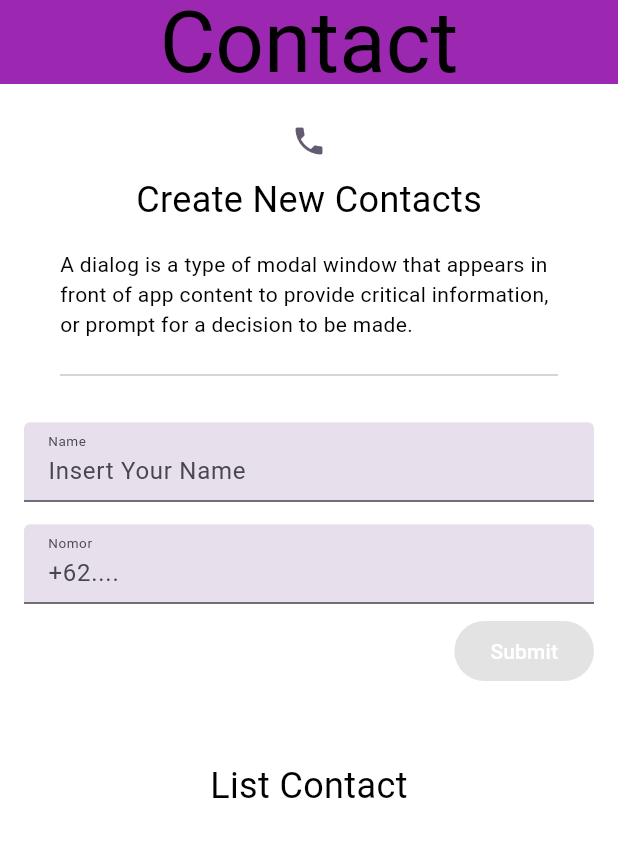
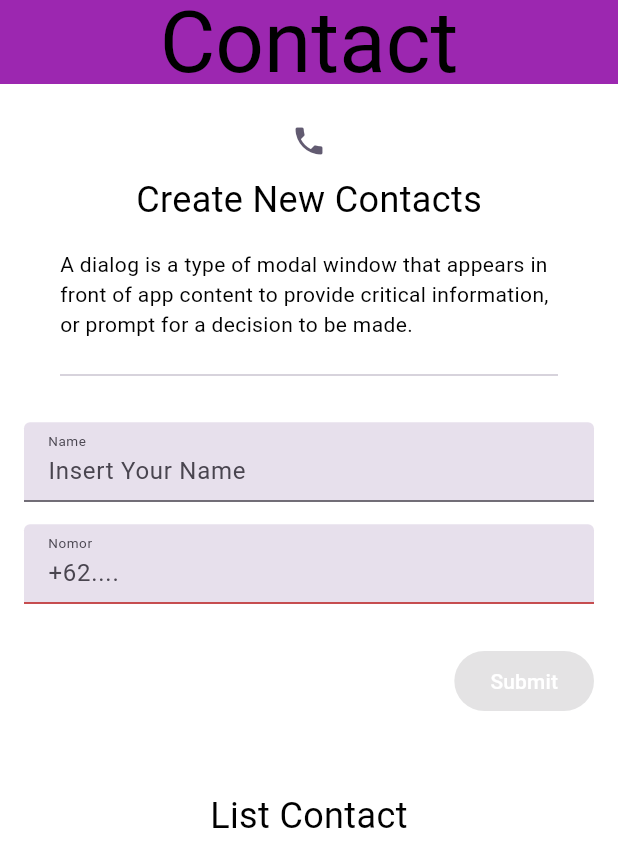
Before and after one commit to rakafajars/contact-app-kampus-merdeka, a Flutter app: the screen it shows after launch, on a phone screen of 412 x 824 dp. Shown: the top 867 px of the screen. Run offline on Flutter 3.47's test engine with Material 2 defaults, Android fonts, the phone set to English and light mode, and no system bars; our stand-ins replace google_fonts.

Commit message:
Add Provider

```diff
--- a/lib/main.dart
+++ b/lib/main.dart
@@ -1,8 +1,35 @@
+import 'package:contact_app/page/contact_page/contact_provider_page.dart';
+import 'package:contact_app/page/contact_page/detail_contact_page.dart';
 import 'package:contact_app/page/contact_page/splash_screen_page.dart';
+import 'package:contact_app/provider/button_submit_change_notifier.dart';
+import 'package:contact_app/provider/form_phone_change_notifier.dart';
+import 'package:contact_app/provider/form_username_change_notifier.dart';
 import 'package:flutter/material.dart';
+import 'package:provider/provider.dart';
+
+class RoutedNamed {
+  static const splashScreen = '/';
+  static const contact = '/contact';
+  static const contactDetail = '/contact-detail';
+}
 
 void main() {
-  runApp(const MyApp());
+  runApp(
+    MultiProvider(
+      providers: [
+        ChangeNotifierProvider(
+          create: (_) => FormUsernameChangeNotifier(),
+        ),
+        ChangeNotifierProvider(
+          create: (_) => FormPhoneChangeNotifier(),
+        ),
+        ChangeNotifierProvider(
+          create: (_) => ButtonSubmitChangeNotifier(),
+        ),
+      ],
+      child: const MyApp(),
+    ),
+  );
 }
 
 class MyApp extends StatelessWidget {
@@ -17,7 +44,13 @@ class MyApp extends StatelessWidget {
         colorScheme: ColorScheme.fromSeed(seedColor: Colors.deepPurple),
         useMaterial3: true,
       ),
-      home: const SplashScreenPage(),
+      // home: const SplashScreenPage(),
+      initialRoute: RoutedNamed.splashScreen,
+      routes: {
+        RoutedNamed.splashScreen: (_) => const SplashScreenPage(),
+        RoutedNamed.contact: (_) => const ContactProviderPage(),
+        RoutedNamed.contactDetail: (_) => DetailContactPage()
+      },
     );
   }
 }
--- a/lib/model/contact_model.dart
+++ b/lib/model/contact_model.dart
@@ -3,10 +3,12 @@ class ContactModel {
   final String phone;
   final String? umur;
   final bool isEdited;
+  int? index;
 
   ContactModel({
     required this.name,
     required this.phone,
+    this.index,
     this.umur,
     this.isEdited = false,
   });
--- /dev/null
+++ b/lib/page/contact_page/contact_provider_page.dart
@@ -0,0 +1,145 @@
+import 'package:contact_app/main.dart';
+import 'package:contact_app/model/contact_model.dart';
+import 'package:contact_app/page/contact_page/detail_contact_page.dart';
+import 'package:contact_app/page/contact_page/widget/header_contact_page.dart';
+import 'package:contact_app/provider/button_submit_change_notifier.dart';
+import 'package:contact_app/provider/form_phone_change_notifier.dart';
+import 'package:contact_app/provider/form_username_change_notifier.dart';
+import 'package:contact_app/theme/theme_color.dart';
+import 'package:contact_app/theme/theme_text_style.dart';
+import 'package:contact_app/widget/button_widget.dart';
+import 'package:contact_app/widget/text_field_widget.dart';
+import 'package:flutter/material.dart';
+import 'package:provider/provider.dart';
+
+class ContactProviderPage extends StatelessWidget {
+  const ContactProviderPage({super.key});
+
+  @override
+  Widget build(BuildContext context) {
+    final formUsernameProvider =
+        Provider.of<FormUsernameChangeNotifier>(context);
+    final formPasswordProvider = Provider.of<FormPhoneChangeNotifier>(context);
+    final buttonSubmitProvider =
+        Provider.of<ButtonSubmitChangeNotifier>(context);
+    return Scaffold(
+      backgroundColor: ThemeColor().whiteColor,
+      appBar: AppBar(
+        backgroundColor: Colors.purple,
+        title: Text(
+          'Contact',
+          style: ThemeTextStyle().m3DisplayLarge,
+        ),
+        centerTitle: true,
+      ),
+      body: ListView(
+        children: [
+          const HeaderContactPage(),
+          TextFieldWidget(
+            label: formUsernameProvider.labelUsername,
+            hintText: 'Insert Your Name',
+            controller: formUsernameProvider.nameController,
+            errorText: formUsernameProvider.messageErrorNameValue,
+            onChanged: (val) {
+              formUsernameProvider.nameOnChanged(val);
+            },
+          ),
+          TextFieldWidget(
+            label: 'Nomor',
+            hintText: '+62....',
+            controller: formPasswordProvider.phoneController,
+            textInputType: TextInputType.phone,
+            errorText: formPasswordProvider.messageErrorPhone,
+            onChanged: (val) {
+              formPasswordProvider.validationPhone(val);
+            },
+          ),
+          Padding(
+            padding: const EdgeInsets.only(right: 16),
+            child: Row(
+              mainAxisAlignment: MainAxisAlignment.end,
+              children: [
+                ButtonWidget(
+                  title: 'Submit',
+                  onPressed: formUsernameProvider.nameValue.isNotEmpty &&
+                          formPasswordProvider.phoenValue.isNotEmpty
+                      ? () {
+                          buttonSubmitProvider.addContact(
+                            name: formUsernameProvider.nameValue,
+                            phone: formPasswordProvider.phoenValue,
+                          );
+                        }
+                      : null,
+                ),
+              ],
+            ),
+          ),
+          const SizedBox(height: 49),
+          Text(
+            'List Contact',
+            style: ThemeTextStyle().m3HeadlineSmall,
+            textAlign: TextAlign.center,
+          ),
+          const SizedBox(height: 14),
+          Container(
+            width: double.infinity,
+            margin: const EdgeInsets.symmetric(horizontal: 16),
+            decoration: BoxDecoration(
+              color: ThemeColor().m3SysLightPurple50,
+              borderRadius: BorderRadius.circular(28),
+            ),
+            child: ListView.builder(
+              shrinkWrap: true,
+              itemCount: buttonSubmitProvider.contactModel.length,
+              itemBuilder: (context, index) {
+                var contact = buttonSubmitProvider.contactModel[index];
+                return ListTile(
+                  leading: const CircleAvatar(
+                    child: Text(
+                      'A',
+                    ),
+                  ),
+                  title: Text(contact.name),
+                  subtitle: Text(contact.phone),
+                  trailing: Row(
+                    mainAxisSize: MainAxisSize.min,
+                    children: [
+                      contact.isEdited == true
+                          ? const SizedBox()
+                          : IconButton(
+                              onPressed: () {
+                                Navigator.pushNamed(
+                                  context,
+                                  RoutedNamed.contactDetail,
+                                  arguments: DetailContactArguments(
+                                    contactModel: ContactModel(
+                                      name: contact.name,
+                                      phone: contact.phone,
+                                      index: index,
+                                    ),
+                                  ),
+                                );
+                              },
+                              icon: const Icon(
+                                Icons.edit,
+                              ),
+                            ),
+                      IconButton(
+                        onPressed: () {
+                          buttonSubmitProvider.removeContact(index);
+                        },
+                        icon: const Icon(
+                          Icons.delete,
+                        ),
+                      ),
+                    ],
+                  ),
+                );
+              },
+            ),
+          )
+        ],
+      ),
+    );
+  }
+}
--- a/lib/page/contact_page/splash_screen_page.dart
+++ b/lib/page/contact_page/splash_screen_page.dart
@@ -1,6 +1,7 @@
 import 'dart:async';
 
 import 'package:contact_app/page/contact_page/contact_page.dart';
+import 'package:contact_app/page/contact_page/contact_provider_page.dart';
 import 'package:contact_app/page/contact_page/detail_contact_page.dart';
 import 'package:contact_app/page/contact_page/login_page.dart';
 import 'package:flutter/material.dart';
@@ -23,7 +24,7 @@ class _SplashScreenPageState extends State<SplashScreenPage> {
       Navigator.pushAndRemoveUntil(
         context,
         MaterialPageRoute(
-          builder: (_) => const ContacePage(),
+          builder: (_) => const ContactProviderPage(),
         ),
         (route) => false,
       );
--- /dev/null
+++ b/lib/provider/form_phone_change_notifier.dart
@@ -0,0 +1,22 @@
+import 'package:flutter/material.dart';
+
+class FormPhoneChangeNotifier with ChangeNotifier {
+  String _phoneValue = "";
+  String get phoenValue => _phoneValue;
+
+  final TextEditingController _phoneController = TextEditingController();
+  TextEditingController get phoneController => _phoneController;
+
+  String? _messageErrorPhone = '';
+  String? get messageErrorPhone => _messageErrorPhone;
+
+  void validationPhone(String value) {
+    _phoneValue = value;
+    if (_phoneValue.isEmpty) {
+      _messageErrorPhone = "Nomor Telepon Tidak Boleh Kosng!";
+    } else {
+      _messageErrorPhone = null;
+    }
+    notifyListeners();
+  }
+}
--- /dev/null
+++ b/lib/provider/form_username_change_notifier.dart
@@ -0,0 +1,28 @@
+import 'package:flutter/material.dart';
+
+class FormUsernameChangeNotifier with ChangeNotifier {
+  // prorety textfield username
+  final String _labelUsername = 'Name';
+  String get labelUsername => _labelUsername;
+
+  String _nameValue = "";
+  String get nameValue => _nameValue;
+
+  String? _messageErrorNameValue;
+  String? get messageErrorNameValue => _messageErrorNameValue;
+
+  final TextEditingController _nameController = TextEditingController();
+  TextEditingController get nameController => _nameController;
+
+  void nameOnChanged(String value) {
+    _nameValue = value;
+    if (_nameValue.isEmpty) {
+      _messageErrorNameValue = "Name Tidak Boleh Kosong";
+    } else if (_nameValue.length <= 2) {
+      _messageErrorNameValue = "Name Harus Lebih Dari 2 Kata";
+    } else {
+      _messageErrorNameValue = null;
+    }
+    notifyListeners();
+  }
+}
--- a/pubspec.yaml
+++ b/pubspec.yaml
@@ -36,6 +36,7 @@ dependencies:
   # Use with the CupertinoIcons class for iOS style icons.
   cupertino_icons: ^1.0.2
   google_fonts: ^5.1.0
+  provider: ^6.0.5
 
 dev_dependencies:
   flutter_test:
```
Also changed, not shown: lib/page/contact_page/contact_page.dart (+26 -31 lines), lib/page/contact_page/detail_contact_page.dart (+26 -24 lines), lib/provider/button_submit_change_notifier.dart (added, +36 -0 lines), pubspec.lock.
